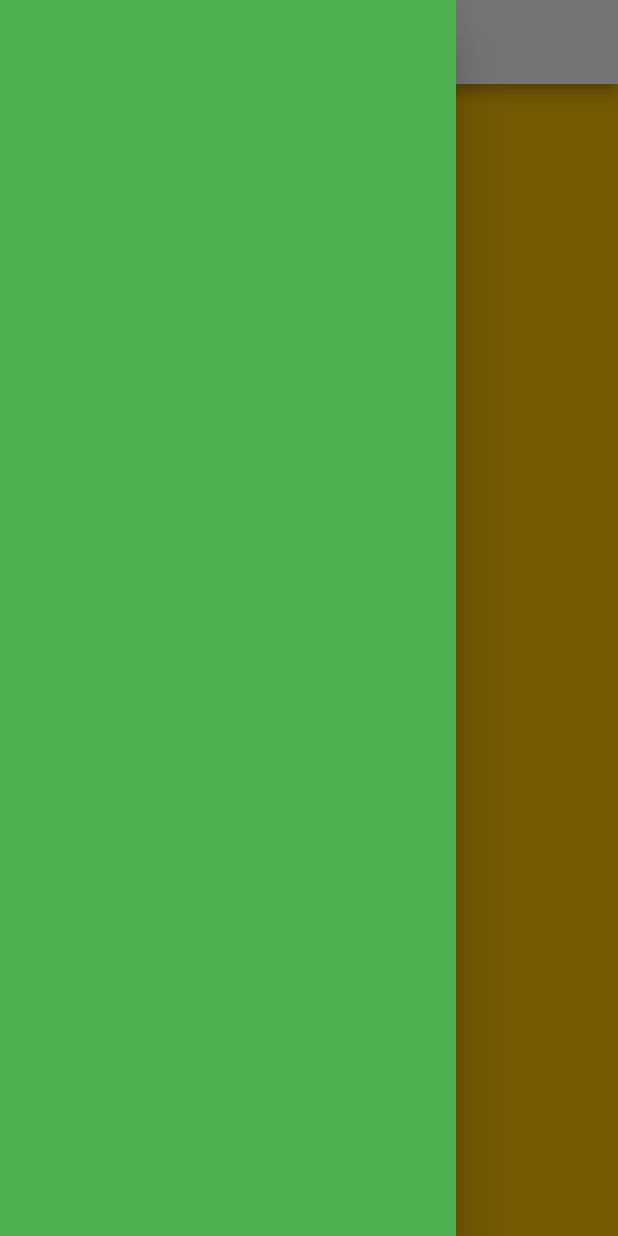
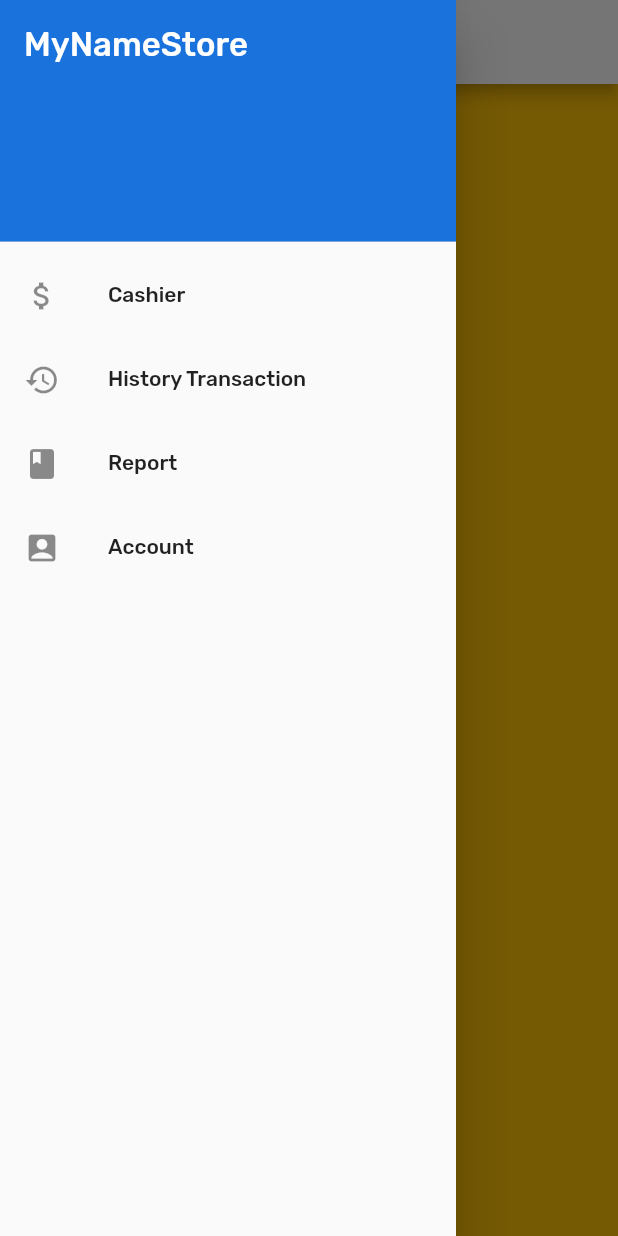
Before and after one commit to maswin312/point_of_sale_ui, a Flutter app: the CashierScreen screen opened directly, with the side drawer open, on a phone screen of 412 x 824 dp. Run offline on Flutter 3.47's test engine with Material 2 defaults, Android fonts, the phone set to English and light mode, and no system bars; our stand-ins replace google_fonts.

Commit message:
add navigation drawer

```diff
--- a/lib/screens/cashier_screen.dart
+++ b/lib/screens/cashier_screen.dart
@@ -1,4 +1,5 @@
 import 'package:flutter/material.dart';
+import 'package:point_of_sale_lat/widgets/nav_drawer.dart';
 
 class CashierScreen extends StatelessWidget {
   const CashierScreen({super.key});
@@ -18,9 +19,7 @@ class CashierScreen extends StatelessWidget {
         ),
         backgroundColor: Colors.white,
       ),
-      drawer: const Drawer(
-        backgroundColor: Colors.green,
-      ),
+      drawer: NavDrawer(),
       body: Container(
         color: Colors.amber,
       ),
--- /dev/null
+++ b/lib/widgets/nav_drawer.dart
@@ -0,0 +1,64 @@
+import 'package:flutter/src/widgets/container.dart';
+import 'package:flutter/src/widgets/framework.dart';
+
+import 'package:flutter/material.dart';
+
+class NavDrawer extends StatelessWidget {
+  const NavDrawer({super.key});
+
+  @override
+  Widget build(BuildContext context) {
+    return Drawer(
+      child: ListView(
+        padding: EdgeInsets.zero,
+        children: [
+          const DrawerHeader(
+            decoration: BoxDecoration(
+              color: Color(0xff1A72DD),
+            ),
+            child: Text(
+              'MyNameStore',
+              style: TextStyle(
+                fontSize: 22,
+                fontWeight: FontWeight.w500,
+                color: Colors.white,
+              ),
+            ),
+          ),
+          ListTile(
+            leading: const Icon(
+              Icons.attach_money,
+              size: 24.0,
+            ),
+            title: const Text('Cashier'),
+            onTap: () {},
+          ),
+          ListTile(
+            leading: const Icon(
+              Icons.history,
+              size: 24.0,
+            ),
+            title: const Text('History Transaction'),
+            onTap: () {},
+          ),
+          ListTile(
+            leading: const Icon(
+              Icons.book,
+              size: 24.0,
+            ),
+            title: const Text('Report'),
+            onTap: () {},
+          ),
+          ListTile(
+            leading: const Icon(
+              Icons.account_box_rounded,
+              size: 24.0,
+            ),
+            title: const Text('Account'),
+            onTap: () {},
+          ),
+        ],
+      ),
+    );
+  }
+}
```
